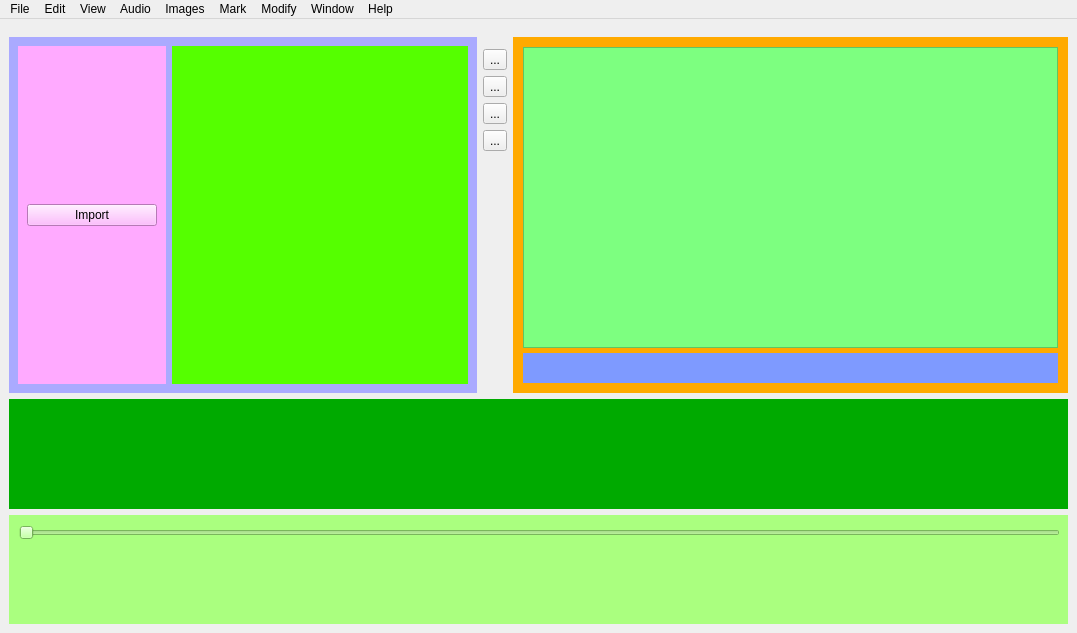
This is src/gui/videoeditor.ui in vrushank-agrawal/CSE201-VCREST- as Qt 5 draws it before an edit. The edited form follows.
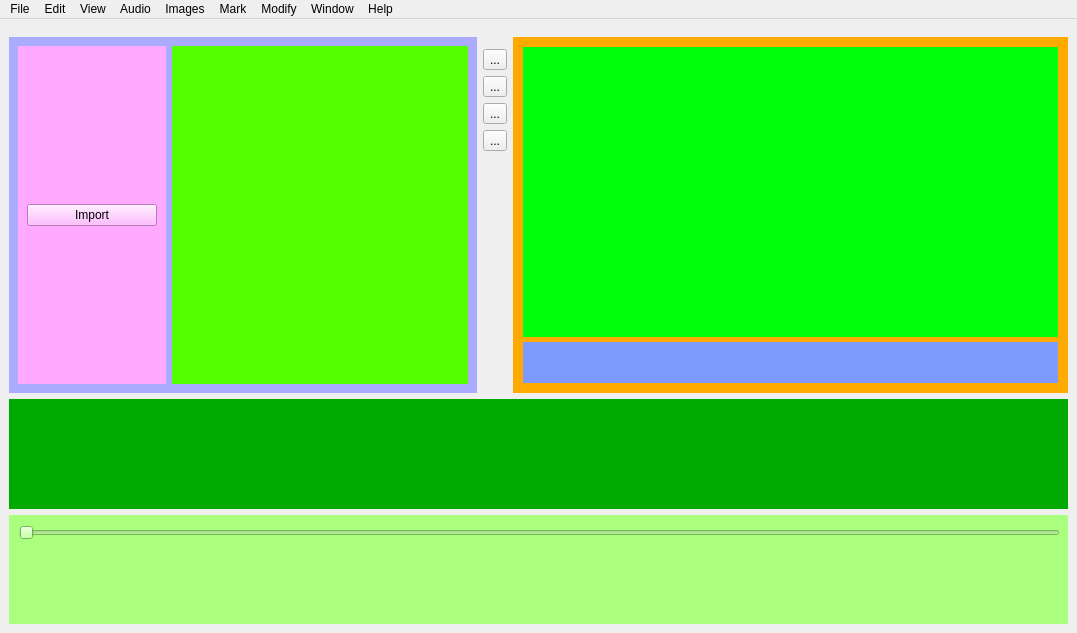
This is the edited form. Icons and pictures are not drawn. Custom widgets are drawn as their Qt base class.

Patch:
```diff
--- a/src/gui/videoeditor.ui
+++ b/src/gui/videoeditor.ui
@@ -355,15 +355,21 @@
               <number>10</number>
              </property>
              <item>
-              <widget class="QGraphicsView" name="graphicsView">
+              <widget class="VideoWindow" name="label">
                <property name="sizePolicy">
-                <sizepolicy hsizetype="Expanding" vsizetype="Expanding">
+                <sizepolicy hsizetype="Preferred" vsizetype="Preferred">
                  <horstretch>0</horstretch>
-                 <verstretch>10</verstretch>
+                 <verstretch>7</verstretch>
                 </sizepolicy>
                </property>
                <property name="styleSheet">
-                <string notr="true">background: rgb(125, 255, 128)</string>
+                <string notr="true">background: rgb(0, 255, 12)</string>
+               </property>
+               <property name="text">
+                <string/>
+               </property>
+               <property name="alignment">
+                <set>Qt::AlignCenter</set>
                </property>
               </widget>
              </item>
@@ -1196,6 +1202,11 @@
    <header>videoplayer.h</header>
    <container>1</container>
   </customwidget>
+  <customwidget>
+   <class>VideoWindow</class>
+   <extends>QLabel</extends>
+   <header>videowindow.h</header>
+  </customwidget>
  </customwidgets>
  <resources/>
  <connections/>
```
